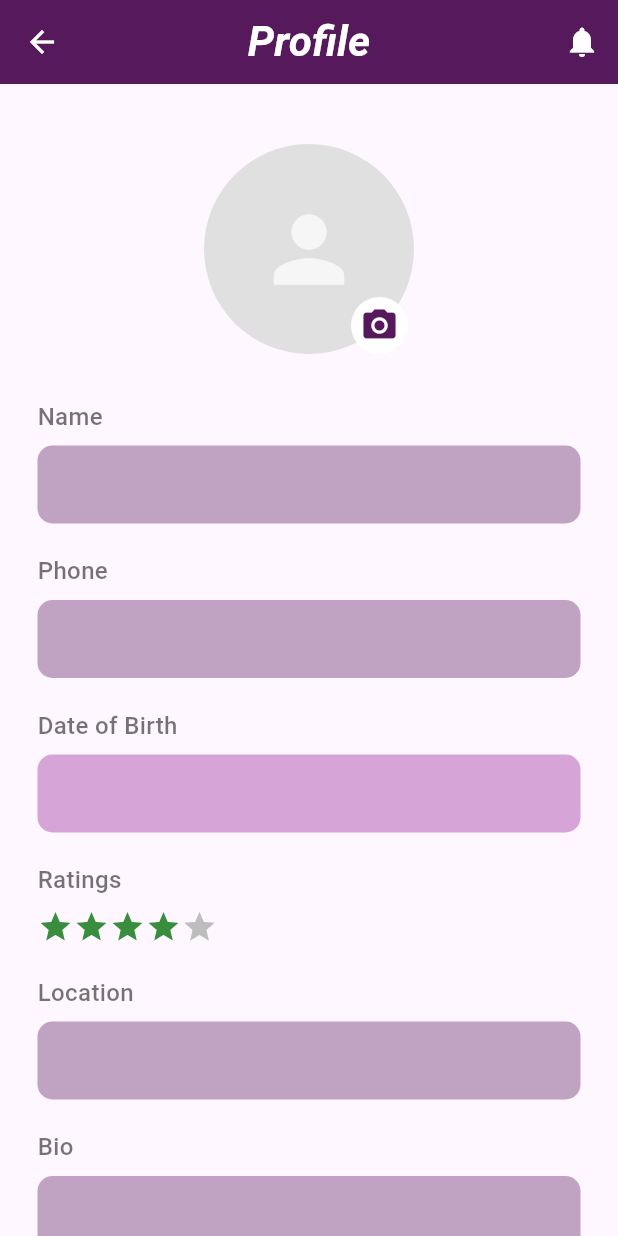
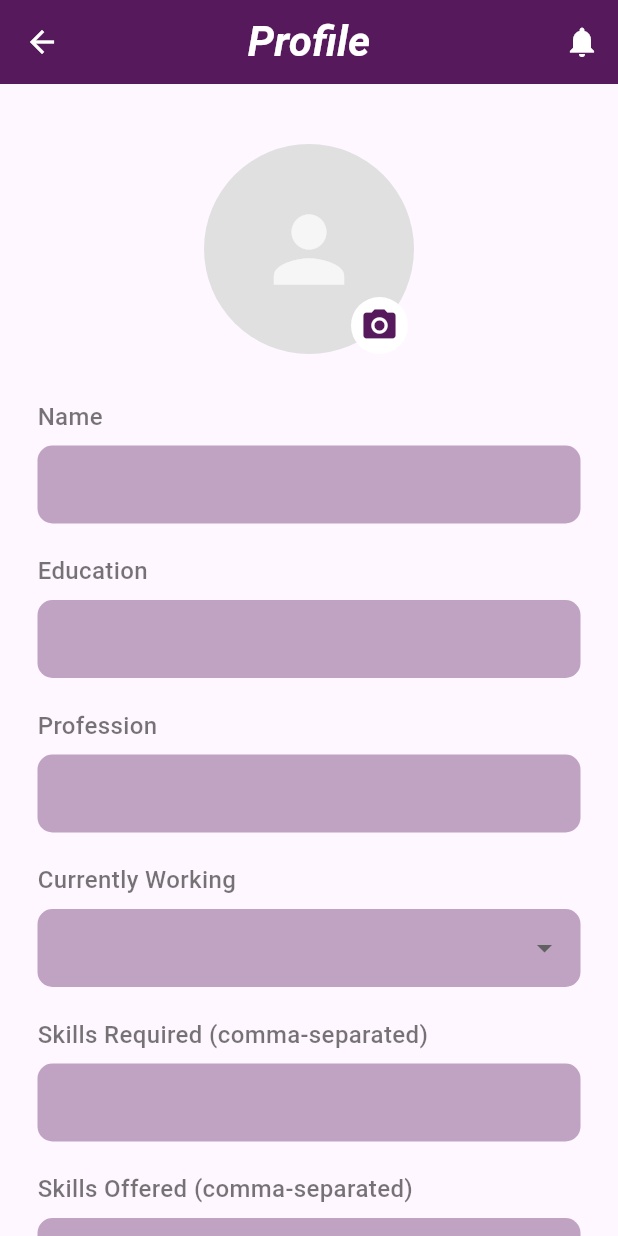
Before and after one commit to AAC-Open-Source-Pool/SkillSocket, a Flutter app: the Profile screen opened directly, on a phone screen of 412 x 824 dp. Run offline on Flutter 3.47's test engine with Material 3 defaults, Android fonts, the phone set to English and light mode, and no system bars; our stand-ins replace image_picker, pie_chart, share_plus, shared_preferences, socket_io_client, table_calendar; missing offline and left inert: swipable_stack; accounts and stored records are empty; network calls fail.

Commit message:
modified the profile route and commenting feature

```diff
--- a/lib/profile.dart
+++ b/lib/profile.dart
@@ -22,10 +22,17 @@ class _ProfileState extends State<Profile> {
   final TextEditingController _nameController = TextEditingController();
   final TextEditingController _dobController =
       TextEditingController(); // For Date of Birth
-  final TextEditingController _phoneController = TextEditingController();
   final TextEditingController _locationController = TextEditingController();
-  final TextEditingController _bioController = TextEditingController();
   final TextEditingController _skillsController = TextEditingController();
+
+  // New controllers for additional fields
+  final TextEditingController _educationController = TextEditingController();
+  final TextEditingController _professionController = TextEditingController();
+  final TextEditingController _skillsRequiredController =
+      TextEditingController();
+  final TextEditingController _skillsOfferedController =
+      TextEditingController();
+  String? _currentlyWorkingStatus;
 
   @override
   void initState() {
@@ -45,9 +52,23 @@ class _ProfileState extends State<Profile> {
       if (userProfile != null) {
         setState(() {
           _nameController.text = userProfile['name'] ?? '';
-          _phoneController.text = userProfile['phone'] ?? '';
+
           _locationController.text = userProfile['location'] ?? '';
-          _bioController.text = userProfile['bio'] ?? '';
+
+          // New fields
+          _educationController.text = userProfile['education'] ?? '';
+          _professionController.text = userProfile['profession'] ?? '';
+          _currentlyWorkingStatus = userProfile['currentlyWorking'];
+          if (userProfile['skillsRequired'] != null &&
+              userProfile['skillsRequired'] is List) {
+            _skillsRequiredController.text =
+                (userProfile['skillsRequired'] as List).join(', ');
+          }
+          if (userProfile['skillsOffered'] != null &&
+              userProfile['skillsOffered'] is List) {
+            _skillsOfferedController.text =
+                (userProfile['skillsOffered'] as List).join(', ');
+          }
 
           // Handle date of birth
           if (userProfile['dateOfBirth'] != null) {
@@ -60,7 +81,6 @@ class _ProfileState extends State<Profile> {
             _skillsController.text = (userProfile['skills'] as List).join(', ');
           }
 
-          // Handle profile image
           if (userProfile['profileImage'] != null) {
             // You can implement network image loading here if needed
           }
@@ -82,11 +102,14 @@ class _ProfileState extends State<Profile> {
   // Initialize profile with default values (fallback)
   void _initializeDefaultProfile() {
     _nameController.text = "";
-    _phoneController.text = "";
     _locationController.text = "";
-    _bioController.text = "";
     _dobController.text = "";
     _skillsController.text = "";
+    _educationController.text = "";
+    _professionController.text = "";
+    _skillsRequiredController.text = "";
+    _skillsOfferedController.text = "";
+    _currentlyWorkingStatus = null;
   }
 
   // This function will be called when the Save button is clicked.
@@ -118,15 +141,41 @@ class _ProfileState extends State<Profile> {
             .toList();
       }
 
+      // Parse new fields
+      List<String>? skillsRequired;
+      if (_skillsRequiredController.text.isNotEmpty) {
+        skillsRequired = _skillsRequiredController.text
+            .split(',')
+            .map((s) => s.trim())
+            .where((s) => s.isNotEmpty)
+            .toList();
+      }
+      List<String>? skillsOffered;
+      if (_skillsOfferedController.text.isNotEmpty) {
+        skillsOffered = _skillsOfferedController.text
+            .split(',')
+            .map((s) => s.trim())
+            .where((s) => s.isNotEmpty)
+            .toList();
+      }
+
       final updatedUser = await UserService.updateUserProfile(
         name: _nameController.text.isEmpty ? null : _nameController.text,
-        phone: _phoneController.text.isEmpty ? null : _phoneController.text,
+
         location:
             _locationController.text.isEmpty ? null : _locationController.text,
-        bio: _bioController.text.isEmpty ? null : _bioController.text,
         dateOfBirth: dateOfBirth,
         skills: skills,
         // profileImage: // Add image upload functionality later
+        education: _educationController.text.isEmpty
+            ? null
+            : _educationController.text,
+        profession: _professionController.text.isEmpty
+            ? null
+            : _professionController.text,
+        currentlyWorking: _currentlyWorkingStatus,
+        skillsRequired: skillsRequired,
+        skillsOffered: skillsOffered,
       );
 
       if (updatedUser != null) {
@@ -134,7 +183,6 @@ class _ProfileState extends State<Profile> {
           const SnackBar(
             content: Text('Profile saved successfully!'),
             backgroundColor: Colors.green,
-            duration: Duration(seconds: 2),
           ),
         );
       } else {
@@ -179,10 +227,13 @@ class _ProfileState extends State<Profile> {
     _usernameController.dispose();
     _nameController.dispose();
     _dobController.dispose();
-    _phoneController.dispose();
     _locationController.dispose();
-    _bioController.dispose();
+
     _skillsController.dispose();
+    _educationController.dispose();
+    _professionController.dispose();
+    _skillsRequiredController.dispose();
+    _skillsOfferedController.dispose();
     super.dispose();
   }
 
@@ -327,9 +378,63 @@ class _ProfileState extends State<Profile> {
                     controller: _nameController,
                   ),
                   _buildProfileInputField(
-                    label: 'Phone',
-                    controller: _phoneController,
+                    label: 'Education',
+                    controller: _educationController,
                   ),
+                  _buildProfileInputField(
+                    label: 'Profession',
+                    controller: _professionController,
+                  ),
+                  // Currently Working status dropdown
+                  Padding(
+                    padding: const EdgeInsets.symmetric(
+                        horizontal: 25.0, vertical: 10.0),
+                    child: Column(
+                      crossAxisAlignment: CrossAxisAlignment.start,
+                      children: [
+                        const Text(
+                          'Currently Working',
+                          style: TextStyle(
+                            fontSize: 16,
+                            color: Colors.black54,
+                            fontWeight: FontWeight.w500,
+                          ),
+                        ),
+                        const SizedBox(height: 8),
+                        DropdownButtonFormField<String>(
+                          value: _currentlyWorkingStatus,
+                          items: const [
+                            DropdownMenuItem(value: 'Yes', child: Text('Yes')),
+                            DropdownMenuItem(value: 'No', child: Text('No')),
+                          ],
+                          onChanged: (value) {
+                            setState(() {
+                              _currentlyWorkingStatus = value;
+                            });
+                          },
+                          decoration: InputDecoration(
+                            filled: true,
+                            fillColor: Color(0xFFC0A2C2),
+                            border: OutlineInputBorder(
+                              borderRadius: BorderRadius.circular(10.0),
+                              borderSide: BorderSide.none,
+                            ),
+                            contentPadding: EdgeInsets.symmetric(
+                                vertical: 14.0, horizontal: 16.0),
+                          ),
+                        ),
+                      ],
+                    ),
+                  ),
+                  _buildProfileInputField(
+                    label: 'Skills Required (comma-separated)',
+                    controller: _skillsRequiredController,
+                  ),
+                  _buildProfileInputField(
+                    label: 'Skills Offered (comma-separated)',
+                    controller: _skillsOfferedController,
+                  ),
+                  // Phone field removed
 
                   // Date of Birth field with date picker
                   _buildProfileInputField(
@@ -412,10 +517,6 @@ class _ProfileState extends State<Profile> {
                     controller: _locationController,
                   ),
                   _buildProfileInputField(
-                    label: 'Bio',
-                    controller: _bioController,
-                  ),
-                  _buildProfileInputField(
                     label: 'Skills (comma-separated)',
                     controller: _skillsController,
                   ),
--- a/lib/services/post_service.dart
+++ b/lib/services/post_service.dart
@@ -162,7 +162,7 @@ class PostService {
       final response = await http.post(
         Uri.parse('$baseUrl/posts/$postId/comment'),
         headers: headers,
-        body: json.encode({'content': content}),
+        body: json.encode({'text': content}),
       );
 
       if (response.statusCode == 200) {
--- a/lib/services/user_service.dart
+++ b/lib/services/user_service.dart
@@ -65,6 +65,11 @@ class UserService {
     String? dateOfBirth,
     List<String>? skills,
     String? profileImage,
+    String? education,
+    String? profession,
+    String? currentlyWorking,
+    List<String>? skillsRequired,
+    List<String>? skillsOffered,
   }) async {
     try {
       final headers = await _getHeaders();
@@ -78,6 +83,12 @@ class UserService {
       if (dateOfBirth != null) updateData['dateOfBirth'] = dateOfBirth;
       if (skills != null) updateData['skills'] = skills;
       if (profileImage != null) updateData['profileImage'] = profileImage;
+      if (education != null) updateData['education'] = education;
+      if (profession != null) updateData['profession'] = profession;
+      if (currentlyWorking != null)
+        updateData['currentlyWorking'] = currentlyWorking;
+      if (skillsRequired != null) updateData['skillsRequired'] = skillsRequired;
+      if (skillsOffered != null) updateData['skillsOffered'] = skillsOffered;
 
       print('Making PUT request to: $baseUrl/user/profile'); // Debug log
       print('With headers: $headers'); // Debug log
```
